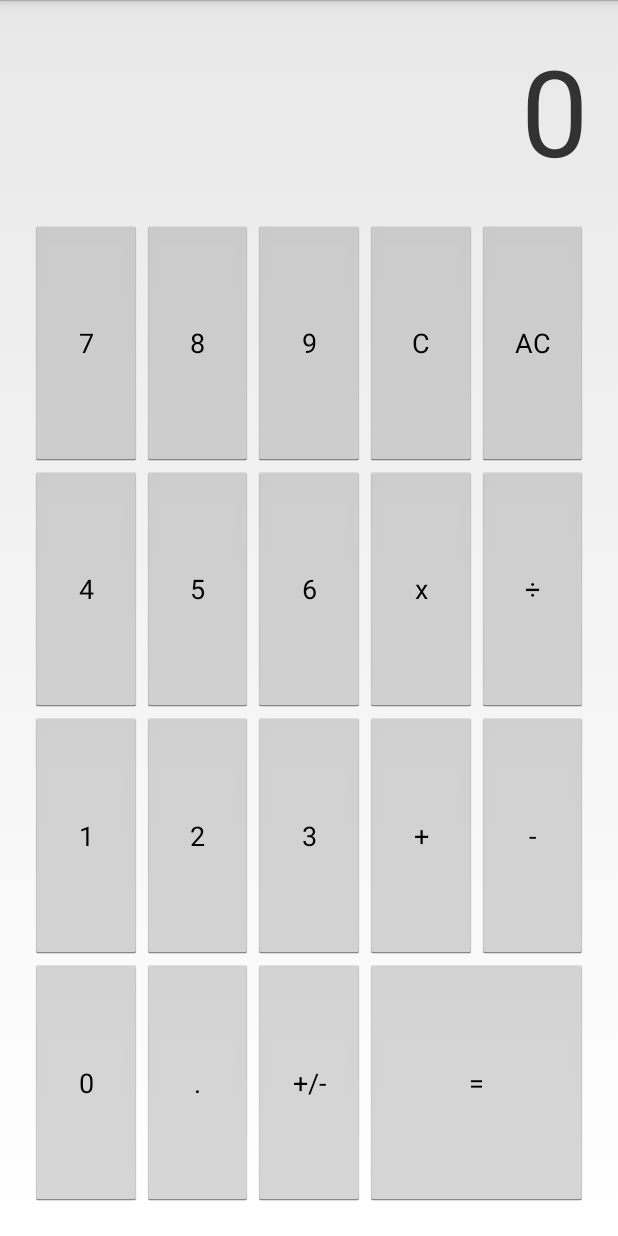
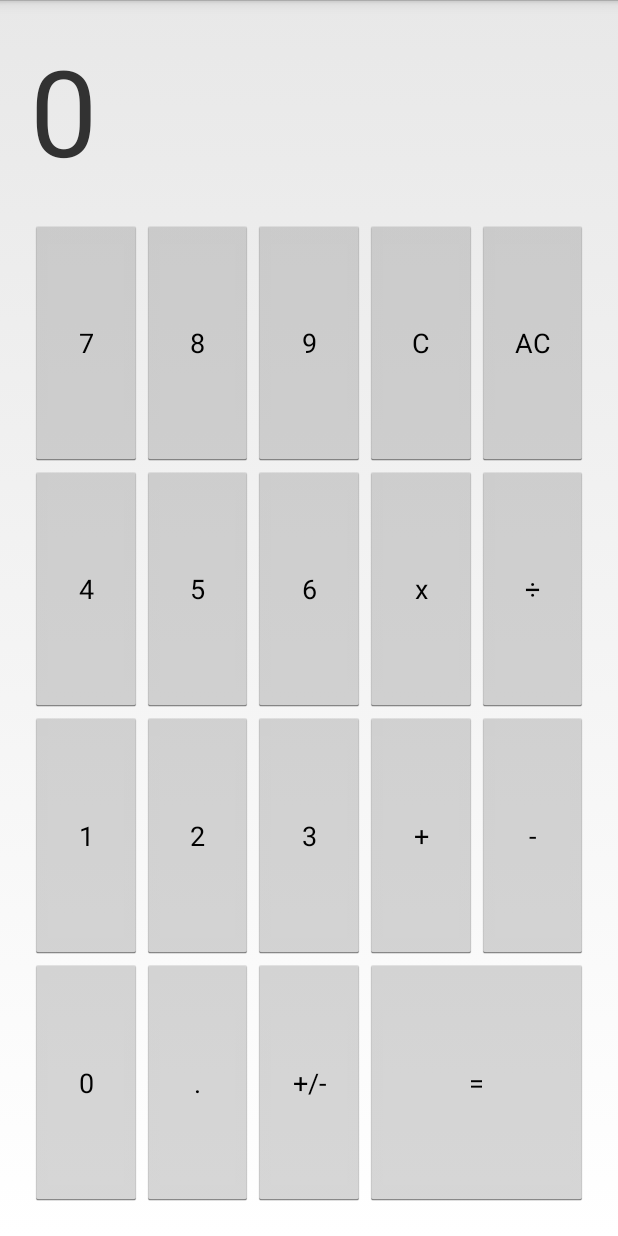
Before and after one commit to TrySickle/Calculator, an Android app: the screen it shows after launch (MainActivity), on a phone screen of 412 x 824 dp. Run offline under Robolectric (Android 15) with nearby library versions, the phone set to English and light mode, and no system bars.

Commit message:
Made a horizontalscrollview, now scrolls better, left justified now

```diff
--- a/app/src/main/java/com/nocompany/jason/calculator/MainActivity.java
+++ b/app/src/main/java/com/nocompany/jason/calculator/MainActivity.java
@@ -5,6 +5,7 @@ import android.os.Bundle;
 import android.text.method.MovementMethod;
 import android.text.method.ScrollingMovementMethod;
 import android.view.View;
+import android.widget.HorizontalScrollView;
 import android.widget.TextView;
 
 import java.util.ArrayList;
@@ -16,15 +17,14 @@ public class MainActivity extends Activity {
     private int numOperators;
     private int numTerms;
     private TextView display;
+    private HorizontalScrollView scroll;
 
     @Override
     protected void onCreate(Bundle savedInstanceState) {
         super.onCreate(savedInstanceState);
         setContentView(R.layout.activity_main);
         display = (TextView) findViewById(R.id.display);
-        display.setHorizontallyScrolling(true);
-        display.setSingleLine(true);
-//        display.setMovementMethod(new ScrollingMovementMethod());
+        scroll = (HorizontalScrollView) findViewById(R.id.scroll);
         operators = new ArrayList<>();
         terms = new ArrayList<>();
         initialize();
@@ -93,5 +93,6 @@ public class MainActivity extends Activity {
         }
 
         display.setText(displayText);
+        scroll.fullScroll(HorizontalScrollView.FOCUS_RIGHT);
     }
 }
--- a/app/src/main/res/layout/activity_main.xml
+++ b/app/src/main/res/layout/activity_main.xml
@@ -8,18 +8,20 @@
     android:rowCount="6"
     tools:context="com.nocompany.jason.calculator.MainActivity">
 
-    <TextView
-        android:id="@+id/display"
-        android:maxLines="1"
-        android:scrollbars="horizontal"
+    <HorizontalScrollView
+        android:id="@+id/scroll"
+        android:layout_margin="20dp"
         android:layout_column="0"
         android:layout_row="0"
-        android:layout_columnSpan="5"
-        android:layout_margin="20dp"
-        android:layout_width="match_parent"
-        android:layout_gravity="end"
-        android:textSize="80sp"
-        android:textAlignment="viewEnd" />
+        android:layout_columnSpan="5">
+
+        <TextView
+            android:id="@+id/display"
+            android:layout_height="fill_parent"
+            android:layout_width="wrap_content"
+            android:textSize="80sp"/>
+    </HorizontalScrollView>
+
 
     <Button
         android:id="@+id/seven"
```
